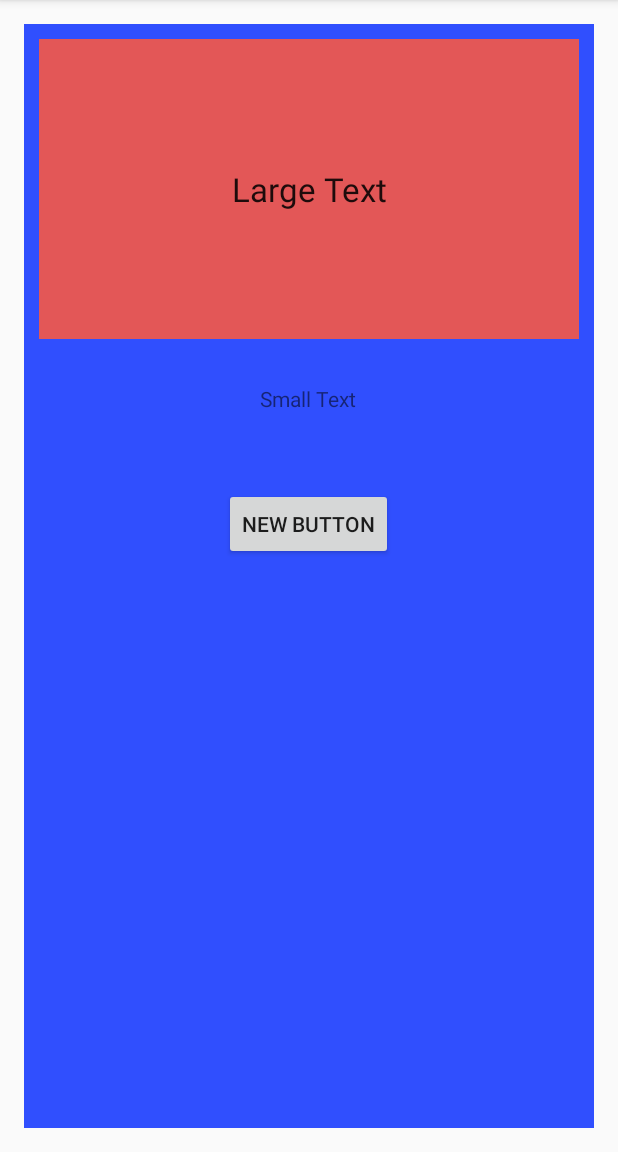
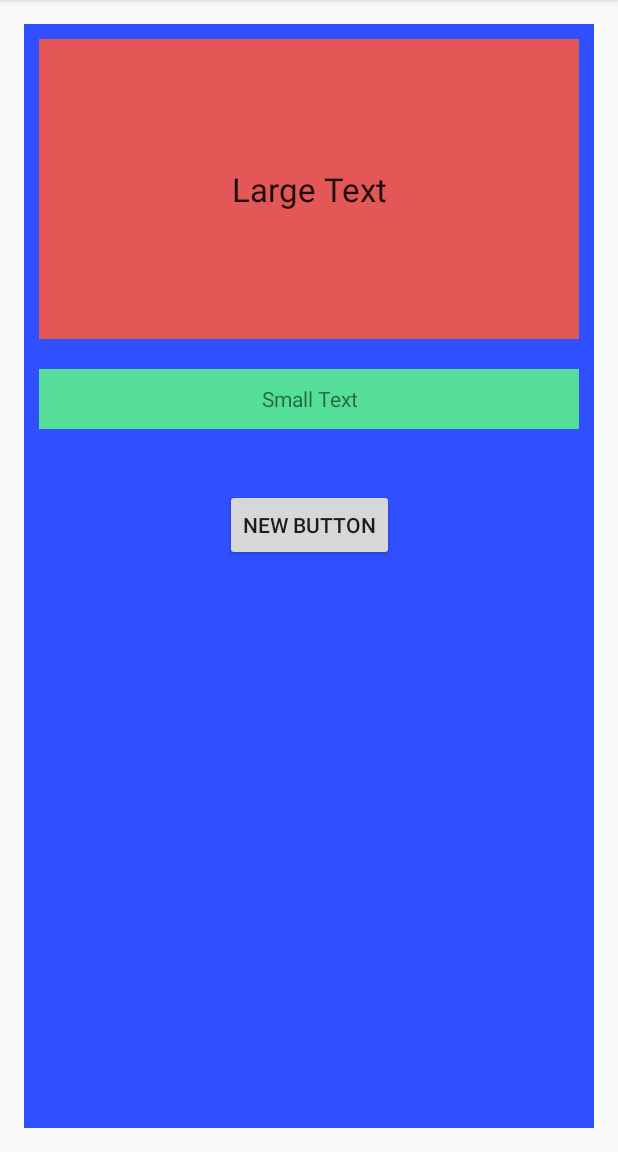
Before and after one commit to kasingj/androidProjects, an Android app: the screen it shows after launch (MainActivity), on a phone screen of 412 x 824 dp, the part 84-1236 px from its top. Run offline under Robolectric (Android 15) with nearby library versions, the phone set to English and light mode, and no system bars.

Commit message:
started hw1

```diff
--- a/Assignment1/MyApplication/app/src/main/res/layout/activity_main.xml
+++ b/Assignment1/MyApplication/app/src/main/res/layout/activity_main.xml
@@ -31,15 +31,17 @@
             android:layout_margin="10dp" />
 
         <TextView
-            android:layout_width="wrap_content"
-            android:layout_height="wrap_content"
+            android:layout_width="fill_parent"
+            android:layout_height="40dp"
             android:textAppearance="?android:attr/textAppearanceSmall"
             android:text="Small Text"
             android:id="@+id/textView2"
             android:layout_row="1"
             android:layout_column="0"
             android:layout_gravity="center_horizontal"
-            android:layout_margin="20dp" />
+            android:layout_margin="10dp"
+            android:gravity="center_vertical|center_horizontal"
+            android:background="#55de97" />
 
         <Button
             android:layout_width="wrap_content"
```
